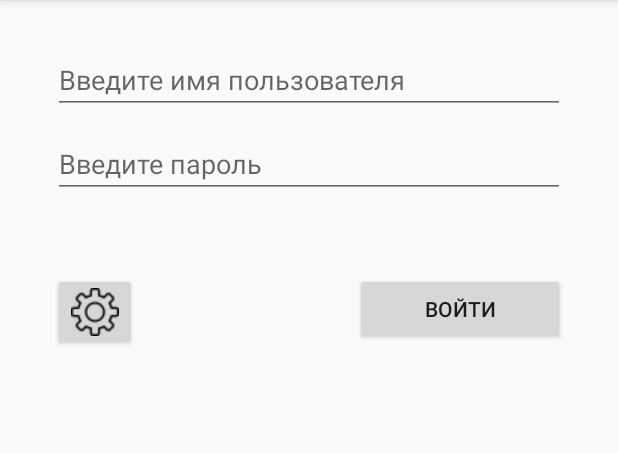
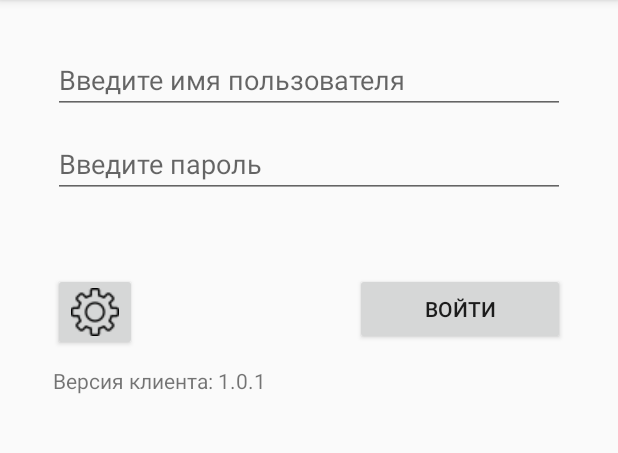
Before and after one commit to Lubkov/seating-chart-client, an Android app: the fragment LoginUserDialog shown on its own in the app's theme, on a phone screen of 412 x 824 dp, the part 84-537 px from its top. Run offline under Robolectric (Android 15) with nearby library versions, the phone set to English and light mode, and no system bars; 4 statements that could not run were skipped.

Commit message:
Добавлена версия клиента

```diff
--- a/app/src/main/java/ua/stellar/seatingchart/LoginUserDialog.java
+++ b/app/src/main/java/ua/stellar/seatingchart/LoginUserDialog.java
@@ -18,6 +18,7 @@ import android.widget.TextView;
 
 import com.google.gson.Gson;
 
+import ua.stellar.seatingchart.domain.SysInfo;
 import ua.stellar.seatingchart.domain.TheUser;
 import ua.stellar.seatingchart.event.NotifyEvent;
 import ua.stellar.seatingchart.event.OnLoginListener;
@@ -55,6 +56,9 @@ public class LoginUserDialog extends DialogFragment implements View.OnClickListe
 
         buLogin = (Button) view.findViewById(R.id.buLogin);
         buLogin.setOnClickListener(this);
+
+        TextView twVersion = (TextView) view.findViewById(R.id.twVersion);
+        twVersion.setText("Версия клиента: " + SysInfo.getInstance().getVersion());
 
         //востановить имя пользователя
         restoreLogin();
--- a/app/src/main/java/ua/stellar/seatingchart/domain/SysInfo.java
+++ b/app/src/main/java/ua/stellar/seatingchart/domain/SysInfo.java
@@ -15,6 +15,7 @@ public class SysInfo {
     private Integer portUpdate;
     private TheUser user;
     private String deviceId;
+    private String version = "1.0.1";
 
     //список вилов товара
     private List<GoodsType> goodsTypes = null;
@@ -178,5 +179,7 @@ public class SysInfo {
         this.operationTypes = operationTypes;
     }
 
-
+    public String getVersion() {
+        return version;
+    }
 }
--- a/app/src/main/res/layout/login_user_dialog.xml
+++ b/app/src/main/res/layout/login_user_dialog.xml
@@ -86,4 +86,11 @@
 
     </RelativeLayout>
 
+    <TextView
+        android:id="@+id/twVersion"
+        android:layout_width="match_parent"
+        android:layout_height="wrap_content"
+        android:layout_marginTop="10dp"
+        android:text="Версия клиента: 0.0.0" />
+
 </LinearLayout>
```
